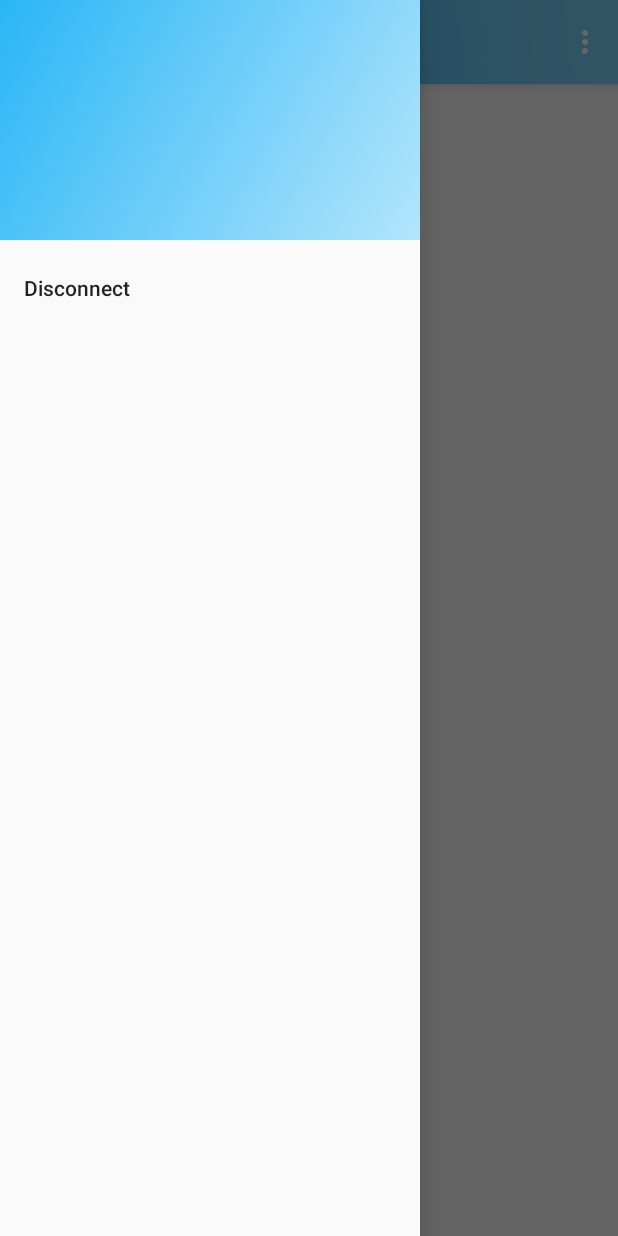
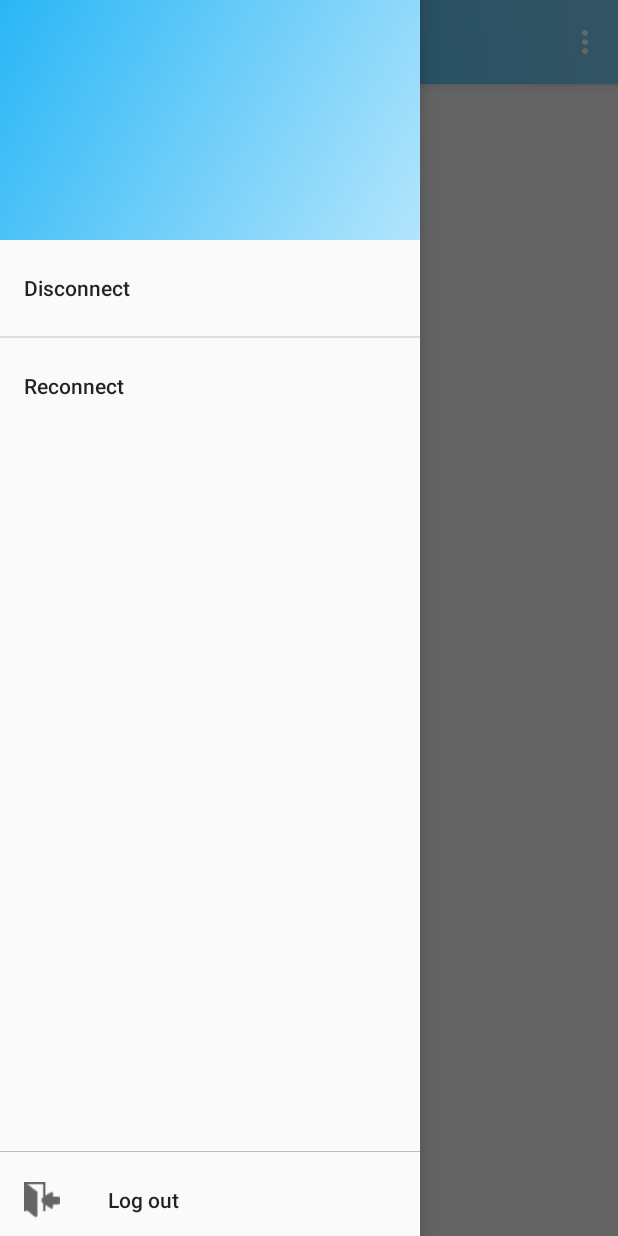
Before and after one commit to sourav728/TRM_Discon_Recon, an Android app: the MainActivity screen opened directly, with no data from a screen before it, with the side drawer open, on a phone screen of 412 x 824 dp. Run offline under Robolectric (Android 15) with nearby library versions, the phone set to English and light mode, and no system bars; 7 statements that could not run were skipped.

Commit message:
View Changes

```diff
--- a/app/src/main/java/com/example/tvd/trm_discon_recon/MainActivity.java
+++ b/app/src/main/java/com/example/tvd/trm_discon_recon/MainActivity.java
@@ -1,5 +1,6 @@
 package com.example.tvd.trm_discon_recon;
 
+import android.content.Intent;
 import android.content.SharedPreferences;
 import android.os.Bundle;
 import android.support.v4.app.Fragment;
@@ -23,7 +24,7 @@ public class MainActivity extends AppCompatActivity
     protected void onCreate(Bundle savedInstanceState) {
         super.onCreate(savedInstanceState);
         setContentView(R.layout.activity_main);
-        replaceFragment(R.id.nav_camera);
+        replaceFragment(R.id.nav_disconnect);
 
         Toolbar toolbar = (Toolbar) findViewById(R.id.toolbar);
         setSupportActionBar(toolbar);
@@ -53,6 +54,9 @@ public class MainActivity extends AppCompatActivity
         mrcode = (TextView) view.findViewById(R.id.nav_mrcode);
         mrname.setText(Mrname);
         mrcode.setText(Mrcode);
+
+        NavigationView logout_view = (NavigationView) findViewById(R.id.nav_view2);
+        logout_view.setNavigationItemSelectedListener(this);
     }
 
     @Override
@@ -94,8 +98,13 @@ public class MainActivity extends AppCompatActivity
     private void replaceFragment(int id)
     {
         Fragment fragment = null;
-        if (id == R.id.nav_camera) {
+        if (id == R.id.nav_disconnect) {
             fragment = new Discon_List();
+        }else if (id == R.id.nav_logout)
+        {
+            Intent intent = new Intent(MainActivity.this, LoginActivity.class);
+            startActivity(intent);
+            finish();
         }
         if (fragment != null) {
             FragmentTransaction fragmentTransaction = getSupportFragmentManager().beginTransaction();
--- a/app/src/main/res/layout/activity_main.xml
+++ b/app/src/main/res/layout/activity_main.xml
@@ -20,6 +20,23 @@
         android:layout_gravity="start"
         android:fitsSystemWindows="true"
         app:headerLayout="@layout/nav_header_main"
-        app:menu="@menu/activity_main_drawer" />
+        app:menu="@menu/activity_main_drawer" >
+        <RelativeLayout
+            android:layout_width="match_parent"
+            android:layout_height="wrap_content">
+            <View
+                android:layout_above="@+id/nav_view2"
+                android:layout_width="match_parent"
+                android:layout_height="0.1dp"
+                android:background="#BDBDBD"/>
+            <android.support.design.widget.NavigationView
+                android:id="@+id/nav_view2"
+                android:layout_width="match_parent"
+                android:layout_height="wrap_content"
+                android:layout_alignParentBottom="true"
+                app:menu="@menu/logout">
+            </android.support.design.widget.NavigationView>
+        </RelativeLayout>
+    </android.support.design.widget.NavigationView>
 
 </android.support.v4.widget.DrawerLayout>
--- a/app/src/main/res/menu/activity_main_drawer.xml
+++ b/app/src/main/res/menu/activity_main_drawer.xml
@@ -5,7 +5,13 @@
         android:id="@+id/first"
         android:checkableBehavior="none">
         <item
-            android:id="@+id/nav_camera"
+            android:id="@+id/nav_disconnect"
             android:title="Disconnect" />
     </group>
+    <group
+        android:id="@+id/second"
+        android:checkableBehavior="none">
+        <item android:id="@+id/nav_connect"
+            android:title="Reconnect"/>
+    </group>
 </menu>
--- /dev/null
+++ b/app/src/main/res/menu/logout.xml
@@ -0,0 +1,8 @@
+<?xml version="1.0" encoding="utf-8"?>
+<menu xmlns:android="http://schemas.android.com/apk/res/android">
+<item
+    android:id="@+id/nav_logout"
+    android:icon="@drawable/sign_out"
+    android:title="Log out">
+</item>
+</menu>
```
Also changed, not shown: app/src/main/java/com/example/tvd/trm_discon_recon/adapter/Discon_List_Adapter.java (+4 -6 lines), app/src/main/res/drawable/sign_out.png (added).
